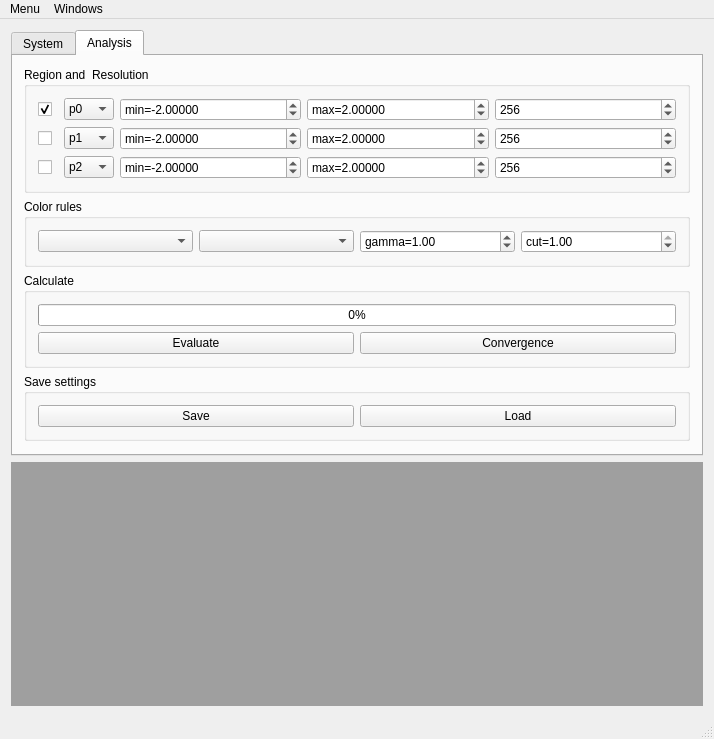
Above: mainwindow.ui from gobelin88/opticafe before the change. Below: the same form after it.
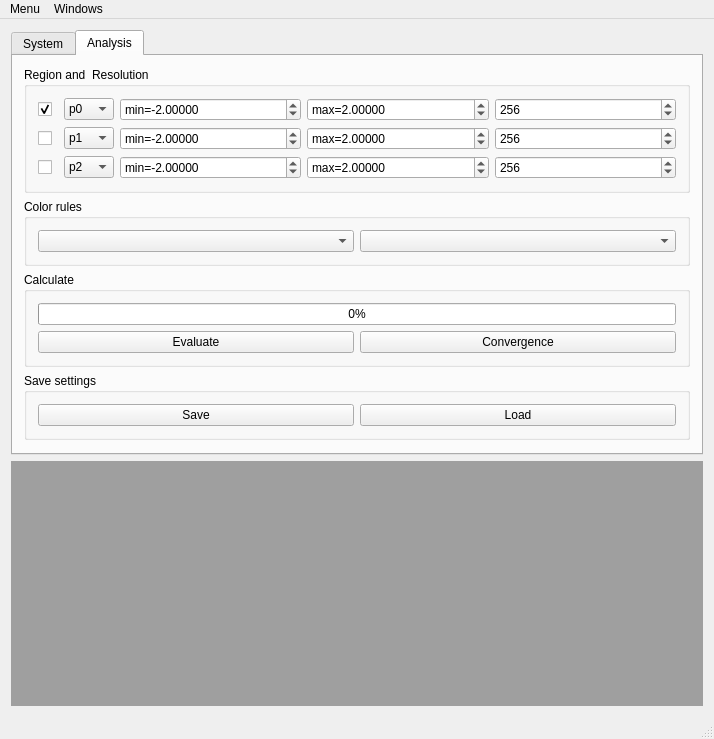
That is the form after the change.

```diff
--- a/mainwindow.ui
+++ b/mainwindow.ui
@@ -456,39 +456,7 @@
               <widget class="QComboBox" name="cb__color_mode"/>
              </item>
              <item>
-              <widget class="QComboBox" name="cb_scale_color_mode"/>
-             </item>
-             <item>
-              <widget class="QDoubleSpinBox" name="sb_gamma">
-               <property name="prefix">
-                <string>gamma=</string>
-               </property>
-               <property name="maximum">
-                <double>10.000000000000000</double>
-               </property>
-               <property name="singleStep">
-                <double>0.100000000000000</double>
-               </property>
-               <property name="value">
-                <double>1.000000000000000</double>
-               </property>
-              </widget>
-             </item>
-             <item>
-              <widget class="QDoubleSpinBox" name="sb_cut">
-               <property name="prefix">
-                <string>cut=</string>
-               </property>
-               <property name="maximum">
-                <double>1.000000000000000</double>
-               </property>
-               <property name="singleStep">
-                <double>0.010000000000000</double>
-               </property>
-               <property name="value">
-                <double>1.000000000000000</double>
-               </property>
-              </widget>
+              <widget class="QComboBox" name="cb_gradient_preset"/>
              </item>
             </layout>
            </item>
```
